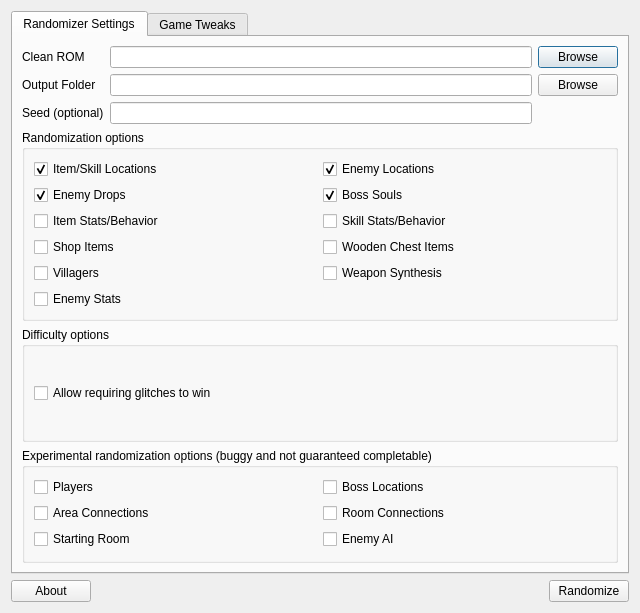
Old version of the form randomizer.ui in the repository LagoLunatic/dsvrandom.
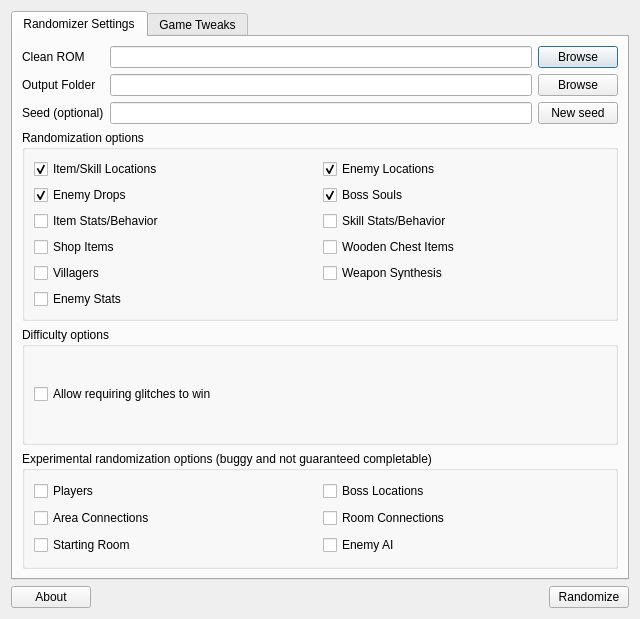
New version of the form. Icons and pictures are not drawn.

Commit message: Improve autogenerated seeds

```diff
--- a/randomizer.ui
+++ b/randomizer.ui
@@ -7,7 +7,7 @@
     <x>0</x>
     <y>0</y>
     <width>640</width>
-    <height>613</height>
+    <height>619</height>
    </rect>
   </property>
   <property name="windowTitle">
@@ -74,6 +74,13 @@
            </property>
           </widget>
          </item>
+         <item row="2" column="2">
+          <widget class="QPushButton" name="generate_seed_button">
+           <property name="text">
+            <string>New seed</string>
+           </property>
+          </widget>
+         </item>
         </layout>
        </item>
        <item>
```
The commit also changes 3 other files.
